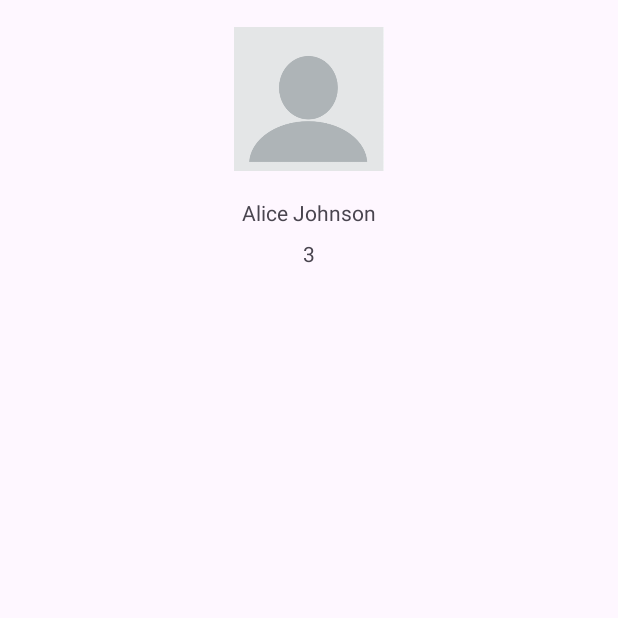
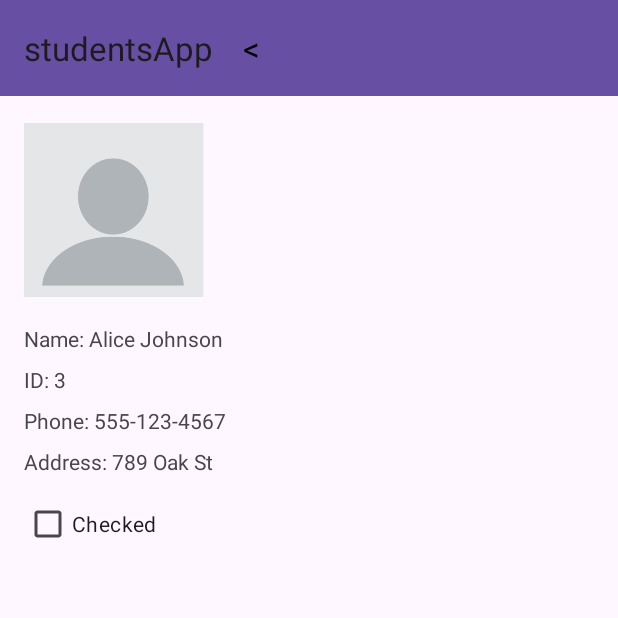
Before and after one commit to benliSZ/assigment2studentsApp, an Android app: the StudentListActivity screen opened directly, with no data from a screen before it, after a tap on "Alice Johnson", on a phone screen of 412 x 824 dp, the top half of it. Run offline under Robolectric (Android 15) with nearby library versions, the phone set to English and light mode, and no system bars.

Commit message:
ux fixes according to assigments mockups

```diff
--- a/app/src/main/java/com/benliandamit/studentsapp/Student.kt
+++ b/app/src/main/java/com/benliandamit/studentsapp/Student.kt
@@ -3,5 +3,7 @@ package com.benliandamit.studentsapp
 data class Student(
     val id: Int,
     val name: String,
+    val phone: String,
+    val address: String,
     var isChecked: Boolean = false
 )
--- a/app/src/main/java/com/benliandamit/studentsapp/StudentAdapter.kt
+++ b/app/src/main/java/com/benliandamit/studentsapp/StudentAdapter.kt
@@ -28,10 +28,12 @@ class StudentAdapter(
     inner class StudentViewHolder(itemView: View) : RecyclerView.ViewHolder(itemView) {
         private val studentImage: ImageView = itemView.findViewById(R.id.student_image)
         private val studentName: TextView = itemView.findViewById(R.id.student_name)
+        private val studentId: TextView = itemView.findViewById(R.id.student_id)
         private val studentCheckbox: CheckBox = itemView.findViewById(R.id.student_checkbox)
 
         fun bind(student: Student) {
             studentName.text = student.name
+            studentId.text = student.id.toString()
             studentCheckbox.isChecked = student.isChecked
             itemView.setOnClickListener { onItemClick(student) }
             studentCheckbox.setOnCheckedChangeListener { _, isChecked ->
--- a/app/src/main/java/com/benliandamit/studentsapp/StudentDetailsActivity.kt
+++ b/app/src/main/java/com/benliandamit/studentsapp/StudentDetailsActivity.kt
@@ -4,19 +4,36 @@ import android.os.Bundle
 import androidx.appcompat.app.AppCompatActivity
 import android.widget.ImageView
 import android.widget.TextView
+import android.widget.CheckBox
+import androidx.appcompat.widget.Toolbar
 
 class StudentDetailsActivity : AppCompatActivity() {
     override fun onCreate(savedInstanceState: Bundle?) {
         super.onCreate(savedInstanceState)
         setContentView(R.layout.activity_student_details)
 
+        val toolbar: Toolbar = findViewById(R.id.toolbar)
+        setSupportActionBar(toolbar)
+
+        val returnButton: TextView = findViewById(R.id.return_button)
+        returnButton.setOnClickListener { onBackPressed() }
+
         val studentId = intent.getIntExtra("student_id", -1)
         val student = StudentRepository.getStudents().find { it.id == studentId }
 
         if (student != null) {
             findViewById<ImageView>(R.id.student_image).setImageResource(R.drawable.ic_student)
-            findViewById<TextView>(R.id.student_name).text = student.name
-            findViewById<TextView>(R.id.student_id).text = student.id.toString()
+            findViewById<TextView>(R.id.student_name).text = "Name: ${student.name}"
+            findViewById<TextView>(R.id.student_id).text = "ID: ${student.id}"
+            findViewById<TextView>(R.id.student_phone).text = "Phone: ${student.phone}"
+            findViewById<TextView>(R.id.student_address).text = "Address: ${student.address}"
+            val studentChecked: CheckBox = findViewById(R.id.student_checked)
+            studentChecked.isChecked = student.isChecked
+
+            studentChecked.setOnCheckedChangeListener { _, isChecked ->
+                student.isChecked = isChecked
+                StudentRepository.updateStudent(student)
+            }
         }
     }
 }
--- a/app/src/main/java/com/benliandamit/studentsapp/StudentRepository.kt
+++ b/app/src/main/java/com/benliandamit/studentsapp/StudentRepository.kt
@@ -6,10 +6,10 @@ object StudentRepository {
     fun getStudents(): List<Student> {
         // Return a list of hard-coded students
         return listOf(
-            Student(1, "John Doe"),
-            Student(2, "Jane Smith"),
-            Student(3, "Alice Johnson"),
-            Student(4, "Bob Brown")
+            Student(1, "John Doe", "123-456-7890", "123 Main St"),
+            Student(2, "Jane Smith", "987-654-3210", "456 Elm St"),
+            Student(3, "Alice Johnson", "555-123-4567", "789 Oak St"),
+            Student(4, "Bob Brown", "444-555-6666", "101 Pine St")
         )
     }
 
--- a/app/src/main/res/layout/activity_student_details.xml
+++ b/app/src/main/res/layout/activity_student_details.xml
@@ -1,4 +1,3 @@
-<?xml version="1.0" encoding="utf-8"?>
 <androidx.constraintlayout.widget.ConstraintLayout xmlns:android="http://schemas.android.com/apk/res/android"
     xmlns:app="http://schemas.android.com/apk/res-auto"
     xmlns:tools="http://schemas.android.com/tools"
@@ -6,15 +5,35 @@
     android:layout_height="match_parent"
     tools:context=".StudentDetailsActivity">
 
+    <androidx.appcompat.widget.Toolbar
+        android:id="@+id/toolbar"
+        android:layout_width="match_parent"
+        android:layout_height="?attr/actionBarSize"
+        android:background="?attr/colorPrimary"
+        app:layout_constraintTop_toTopOf="parent"
+        app:layout_constraintStart_toStartOf="parent">
+
+        <TextView
+            android:id="@+id/return_button"
+            android:layout_width="wrap_content"
+            android:layout_height="wrap_content"
+            android:text="&lt;"
+            android:textSize="22sp"
+            android:layout_gravity="start|center_vertical"
+            android:paddingStart="16dp"
+            android:paddingEnd="16dp"
+            android:textColor="@android:color/black" />
+    </androidx.appcompat.widget.Toolbar>
+
     <ImageView
         android:id="@+id/student_image"
-        android:layout_width="100dp"
-        android:layout_height="100dp"
+        android:layout_width="120dp"
+        android:layout_height="120dp"
         android:layout_marginTop="16dp"
         android:src="@drawable/ic_student"
-        app:layout_constraintTop_toTopOf="parent"
+        app:layout_constraintTop_toBottomOf="@id/toolbar"
         app:layout_constraintStart_toStartOf="parent"
-        app:layout_constraintEnd_toEndOf="parent" />
+        android:layout_marginStart="16dp" />
 
     <TextView
         android:id="@+id/student_name"
@@ -23,7 +42,7 @@
         android:layout_marginTop="16dp"
         app:layout_constraintTop_toBottomOf="@id/student_image"
         app:layout_constraintStart_toStartOf="parent"
-        app:layout_constraintEnd_toEndOf="parent" />
+        android:layout_marginStart="16dp" />
 
     <TextView
         android:id="@+id/student_id"
@@ -32,5 +51,33 @@
         android:layout_marginTop="8dp"
         app:layout_constraintTop_toBottomOf="@id/student_name"
         app:layout_constraintStart_toStartOf="parent"
-        app:layout_constraintEnd_toEndOf="parent" />
+        android:layout_marginStart="16dp" />
+
+    <TextView
+        android:id="@+id/student_phone"
+        android:layout_width="wrap_content"
+        android:layout_height="wrap_content"
+        android:layout_marginTop="8dp"
+        app:layout_constraintTop_toBottomOf="@id/student_id"
+        app:layout_constraintStart_toStartOf="parent"
+        android:layout_marginStart="16dp" />
+
+    <TextView
+        android:id="@+id/student_address"
+        android:layout_width="wrap_content"
+        android:layout_height="wrap_content"
+        android:layout_marginTop="8dp"
+        app:layout_constraintTop_toBottomOf="@id/student_phone"
+        app:layout_constraintStart_toStartOf="parent"
+        android:layout_marginStart="16dp" />
+
+    <CheckBox
+        android:id="@+id/student_checked"
+        android:layout_width="wrap_content"
+        android:layout_height="wrap_content"
+        android:layout_marginTop="8dp"
+        android:text="Checked"
+        app:layout_constraintTop_toBottomOf="@id/student_address"
+        app:layout_constraintStart_toStartOf="parent"
+        android:layout_marginStart="16dp" />
 </androidx.constraintlayout.widget.ConstraintLayout>
--- a/app/src/main/res/layout/item_student.xml
+++ b/app/src/main/res/layout/item_student.xml
@@ -1,4 +1,3 @@
-<?xml version="1.0" encoding="utf-8"?>
 <androidx.constraintlayout.widget.ConstraintLayout xmlns:android="http://schemas.android.com/apk/res/android"
     xmlns:app="http://schemas.android.com/apk/res-auto"
     xmlns:tools="http://schemas.android.com/tools"
@@ -9,16 +8,30 @@
         android:id="@+id/student_image"
         android:layout_width="50dp"
         android:layout_height="50dp"
-        android:src="@drawable/ic_student" />
+        android:src="@drawable/ic_student"
+        app:layout_constraintStart_toStartOf="parent"
+        app:layout_constraintTop_toTopOf="parent"
+        app:layout_constraintBottom_toBottomOf="parent"
+        android:layout_margin="8dp" />
 
     <TextView
         android:id="@+id/student_name"
         android:layout_width="0dp"
         android:layout_height="wrap_content"
         android:layout_marginStart="8dp"
+        android:layout_marginTop="4dp"
+        android:textStyle="bold"
         app:layout_constraintStart_toEndOf="@id/student_image"
         app:layout_constraintTop_toTopOf="parent"
-        app:layout_constraintBottom_toBottomOf="parent"
+        app:layout_constraintEnd_toStartOf="@id/student_checkbox" />
+
+    <TextView
+        android:id="@+id/student_id"
+        android:layout_width="0dp"
+        android:layout_height="wrap_content"
+        android:layout_marginStart="8dp"
+        app:layout_constraintStart_toEndOf="@id/student_image"
+        app:layout_constraintTop_toBottomOf="@id/student_name"
         app:layout_constraintEnd_toStartOf="@id/student_checkbox" />
 
     <CheckBox
```
